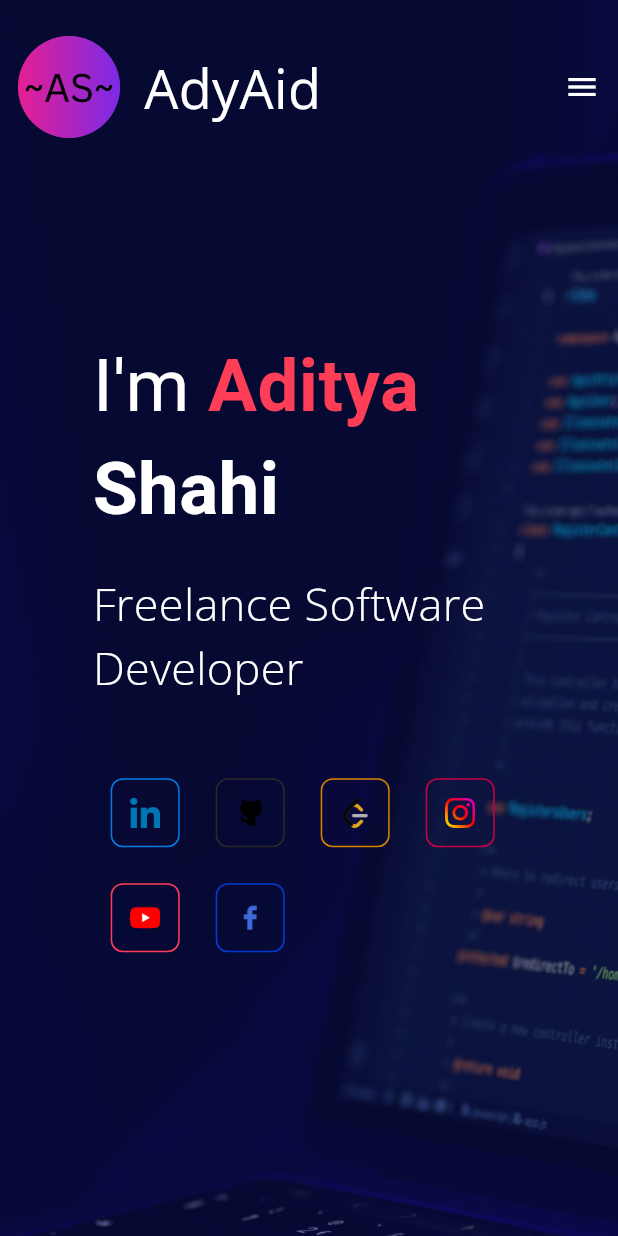
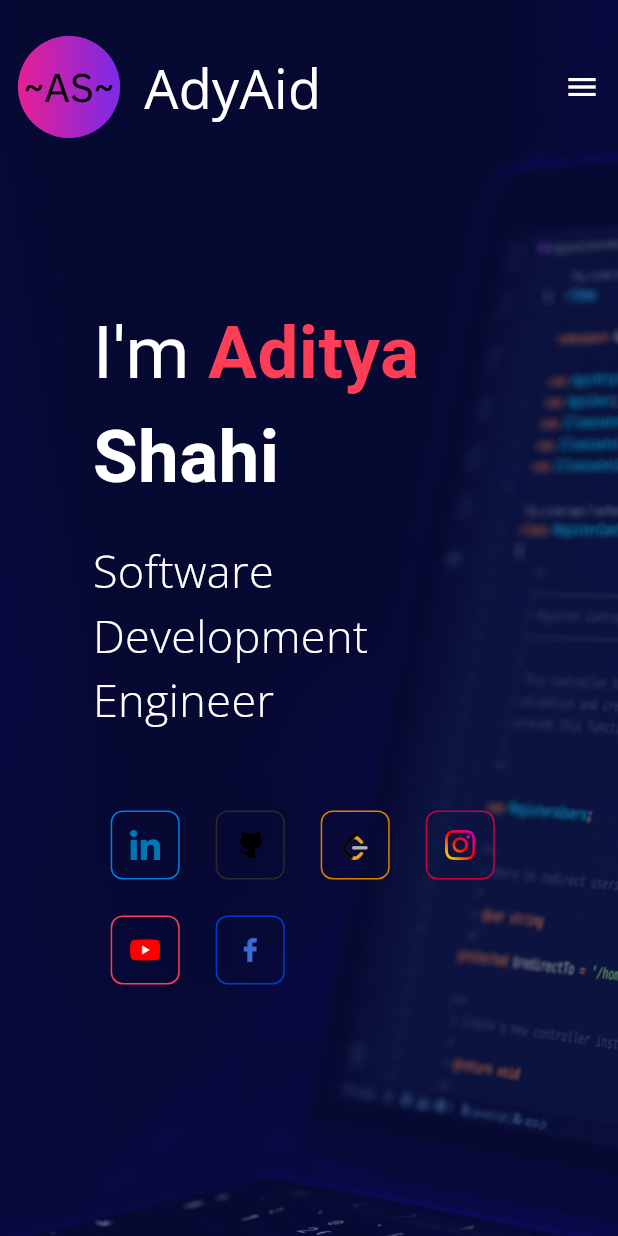
Before and after one commit to Adityashahi4465/Aditya-Portfolio, a Flutter app: the screen it shows after launch, on a phone screen of 412 x 824 dp. Run offline on Flutter 3.47's test engine with Material 3 defaults, Android fonts, the phone set to English and light mode, and no system bars; drawn by our look-alikes of auto_size_text; our stand-ins replace flutter_riverpod, google_fonts.

Commit message:
change intro headline

```diff
--- a/lib/features/home/views/introduction_page.dart
+++ b/lib/features/home/views/introduction_page.dart
@@ -79,7 +79,7 @@
                   child: Padding(
                     padding: const EdgeInsets.only(top: 20),
                     child: AutoSizeText(
-                      "Freelance Software Developer",
+                      "Software Development Engineer",
                       softWrap: true,
                       style: TextStyle(
                         fontWeight: FontWeight.w100,
```
Also changed, not shown: 1 other file.
